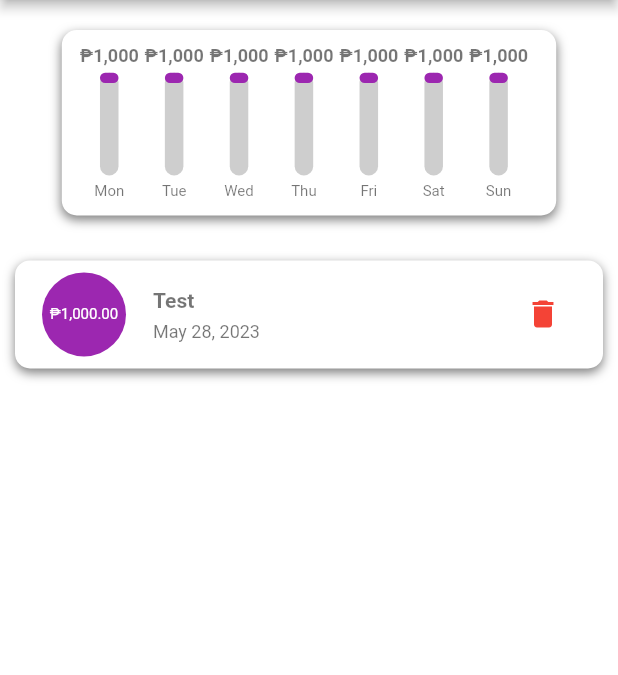
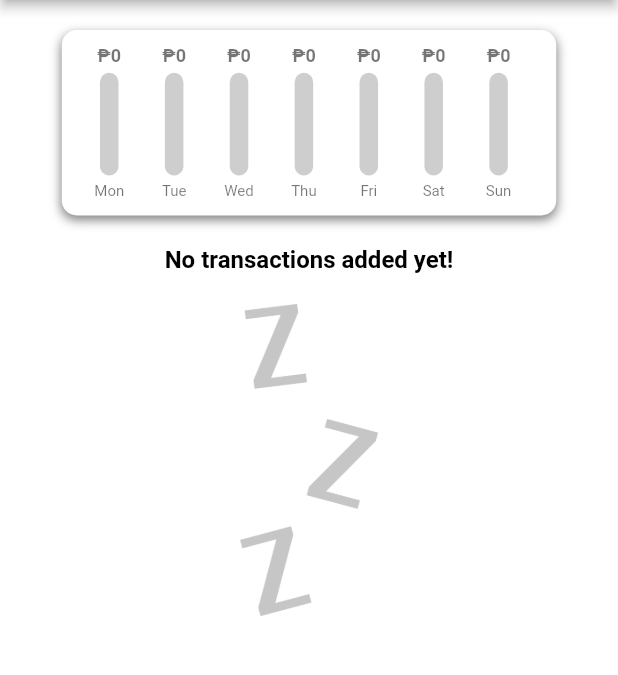
Before and after one commit to jgarzon26/expense_tracker, a Flutter app: the screen it shows after launch, on a phone screen of 412 x 824 dp, the part 84-759 px from its top. Run offline on Flutter 3.47's test engine with Material 2 defaults, Android fonts, the phone set to English and light mode, and no system bars; Roboto replaces fonts that are missing (OpenSans-Bold, Quicksand-Bold, Quicksand-Regular).

Commit message:
Added logic for transaction pane

```diff
--- a/lib/classes/transaction.dart
+++ b/lib/classes/transaction.dart
@@ -1,7 +1,7 @@
 import 'package:uuid/uuid.dart';
 
 class Transaction {
-  final String id;
+  final String id = const Uuid().v4();
   final String title;
   final double amount;
   final DateTime date;
@@ -10,5 +10,15 @@ class Transaction {
     required this.title,
     required this.amount,
     required this.date,
-  }) : id = const Uuid().v4();
+  });
+
+  factory Transaction.forChart({
+    required double amount,
+    required DateTime date,
+  }) =>
+      Transaction(
+        title: '',
+        amount: amount,
+        date: date,
+      );
 }
--- a/lib/home/widgets/bar_graph/expense_chart.dart
+++ b/lib/home/widgets/bar_graph/expense_chart.dart
@@ -12,6 +12,7 @@ class ExpenseChart extends StatelessWidget {
 
   @override
   Widget build(BuildContext context) {
+    final transactionProvider = context.watch<TransactionProvider>();
     return Padding(
       padding: const EdgeInsets.symmetric(
         vertical: kDefaultPadding + 10,
@@ -29,22 +30,13 @@ class ExpenseChart extends StatelessWidget {
         child: ListView.builder(
             scrollDirection: Axis.horizontal,
             physics: const NeverScrollableScrollPhysics(),
-            itemCount: dates.length,
+            itemCount: transactionProvider.chartTransactions.length,
             itemBuilder: (context, index) {
-              final transactionProvider = context.watch<TransactionProvider>();
-              if (transactionProvider.transactions.isEmpty) {
-                return ExpenseProgress(
-                  amount: 0,
-                  date: dates[index],
-                  maxAmount: maxAmount,
-                );
-              } else {
-                return ExpenseProgress(
-                  amount: transactionProvider.transactions[0].amount,
-                  date: dates[index],
-                  maxAmount: maxAmount,
-                );
-              }
+              return ExpenseProgress(
+                amount: transactionProvider.chartTransactions[index].amount,
+                date: transactionProvider.chartTransactions[index].date,
+                maxAmount: maxAmount,
+              );
             }),
       ),
     );
--- a/lib/home/widgets/transaction_list/transaction_pane.dart
+++ b/lib/home/widgets/transaction_list/transaction_pane.dart
@@ -1,7 +1,8 @@
-import 'package:expense_tracker/constants.dart';
+import 'package:expense_tracker/classes/transaction.dart';
 import 'package:expense_tracker/providers/transaction_provider.dart';
+import 'dart:collection';
 import 'package:flutter/material.dart';
-import 'package:intl/intl.dart';
+import 'package:expense_tracker/home/widgets/transaction_list/transaction_listtile.dart';
 import 'package:provider/provider.dart';
 
 class TransactionPane extends StatelessWidget {
@@ -9,77 +10,55 @@ class TransactionPane extends StatelessWidget {
 
   @override
   Widget build(BuildContext context) {
-    final transactionProvider = context.watch<TransactionProvider>();
+    final transactions = context.watch<TransactionProvider>().transactions;
     return CustomScrollView(
       shrinkWrap: true,
       slivers: [
-        TransactionListTile(transactionProvider: transactionProvider),
+        transactions.isEmpty
+            ? displayEmptyTransactionsInfo(context)
+            : buildTransactions(transactions),
       ],
     );
   }
-}
 
-class TransactionListTile extends StatelessWidget {
-  const TransactionListTile({
-    super.key,
-    required this.transactionProvider,
-  });
-
-  final TransactionProvider transactionProvider;
-
-  @override
-  Widget build(BuildContext context) {
-    return SliverPadding(
-      padding: const EdgeInsets.symmetric(
-        horizontal: kDefaultPadding,
-        vertical: kDefaultPadding,
-      ),
-      sliver: SliverToBoxAdapter(
-        child: Container(
-          decoration: BoxDecoration(
-            borderRadius: const BorderRadius.all(
-              Radius.circular(kDefaultBorderRadius),
+  SliverToBoxAdapter displayEmptyTransactionsInfo(BuildContext context) {
+    return SliverToBoxAdapter(
+      child: SizedBox(
+        height: MediaQuery.of(context).size.height * 0.3,
+        child: Column(
+          crossAxisAlignment: CrossAxisAlignment.center,
+          children: [
+            Text(
+              'No transactions added yet!',
+              style: Theme.of(context).textTheme.headlineLarge?.copyWith(
+                    fontSize: 16,
+                    color: Colors.black,
+                  ),
             ),
-            color: Colors.white,
-            boxShadow: kDefaultBoxShadow,
-          ),
-          child: ListTile(
-            leading: CircleAvatar(
-              backgroundColor: kAscentColor,
-              radius: 30,
-              child: Text(
-                NumberFormat.simpleCurrency(
-                  name: '₱',
-                ).format(transactionProvider.transactions[0].amount),
-                style: Theme.of(context).textTheme.headlineMedium?.copyWith(
-                      color: Colors.white,
-                    ),
+            const SizedBox(
+              height: 20,
+            ),
+            Expanded(
+              child: Image.asset(
+                'assets/images/waiting.png',
+                fit: BoxFit.cover,
+                opacity: const AlwaysStoppedAnimation(0.3),
               ),
             ),
-            title: Text(
-              transactionProvider.transactions[0].title,
-              style: Theme.of(context).textTheme.headlineLarge?.copyWith(
-                    fontSize: 14,
-                  ),
-            ),
-            subtitle: Text(
-              DateFormat.yMMMMd().format(
-                transactionProvider.transactions[0].date,
-              ),
-              style: Theme.of(context).textTheme.headlineMedium?.copyWith(
-                    fontSize: 12,
-                  ),
-            ),
-            trailing: IconButton(
-              icon: const Icon(
-                Icons.delete,
-                color: Colors.red,
-              ),
-              onPressed: () {},
-            ),
-          ),
+          ],
         ),
       ),
     );
   }
+
+  SliverList buildTransactions(UnmodifiableListView<Transaction> transactions) {
+    return SliverList(
+      delegate:
+          SliverChildBuilderDelegate((context, index) => TransactionListTile(
+                amount: transactions[index].amount,
+                title: transactions[index].title,
+                date: transactions[index].date,
+              )),
+    );
+  }
 }
--- a/lib/providers/transaction_provider.dart
+++ b/lib/providers/transaction_provider.dart
@@ -1,17 +1,22 @@
 import 'package:flutter/material.dart';
 import 'dart:collection';
 import 'package:expense_tracker/classes/transaction.dart';
+import 'package:expense_tracker/date_data.dart';
 
 class TransactionProvider extends ChangeNotifier {
-  final List<Transaction> _transactions = [
-    Transaction(title: 'Test', amount: 1000, date: DateTime.now()),
-    Transaction(
-        title: 'Test 2',
-        amount: 500,
-        date: DateTime.now().subtract(const Duration(days: 1))),
-  ];
+  final List<Transaction> _transactions = [];
   UnmodifiableListView<Transaction> get transactions =>
       UnmodifiableListView(_transactions);
+
+  final List<Transaction> _chartTransactions =
+      List.generate(dates.length, (index) =>
+      Transaction.forChart(
+        amount: 0,
+        date: dates[index],
+        )
+      );
+  UnmodifiableListView<Transaction> get chartTransactions =>
+    UnmodifiableListView(_chartTransactions);
 
   void addTransaction(Transaction transaction) {
     _transactions.add(transaction);
```
Also changed, not shown: lib/home/widgets/transaction_list/transaction_listtile.dart (added, +73 -0 lines).
